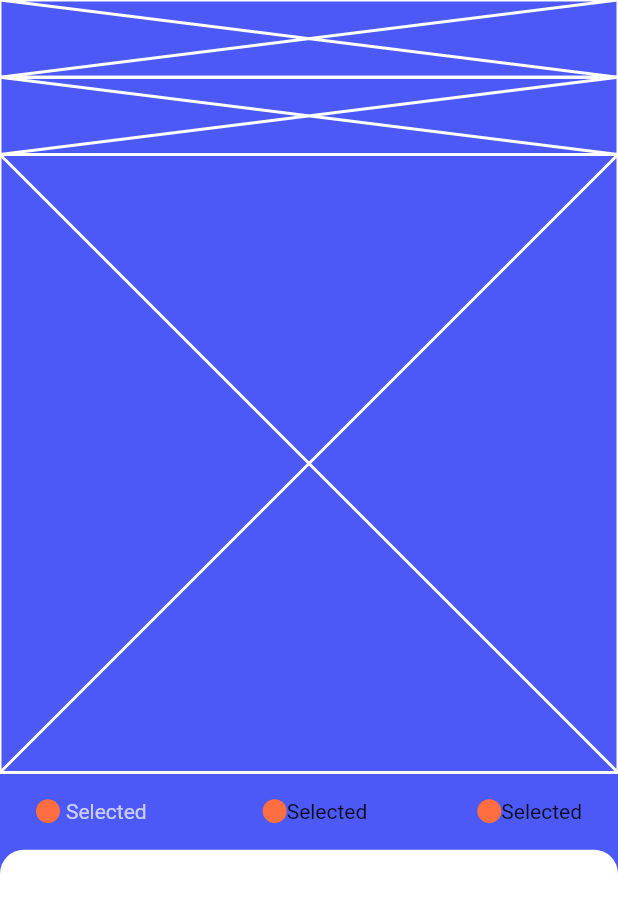
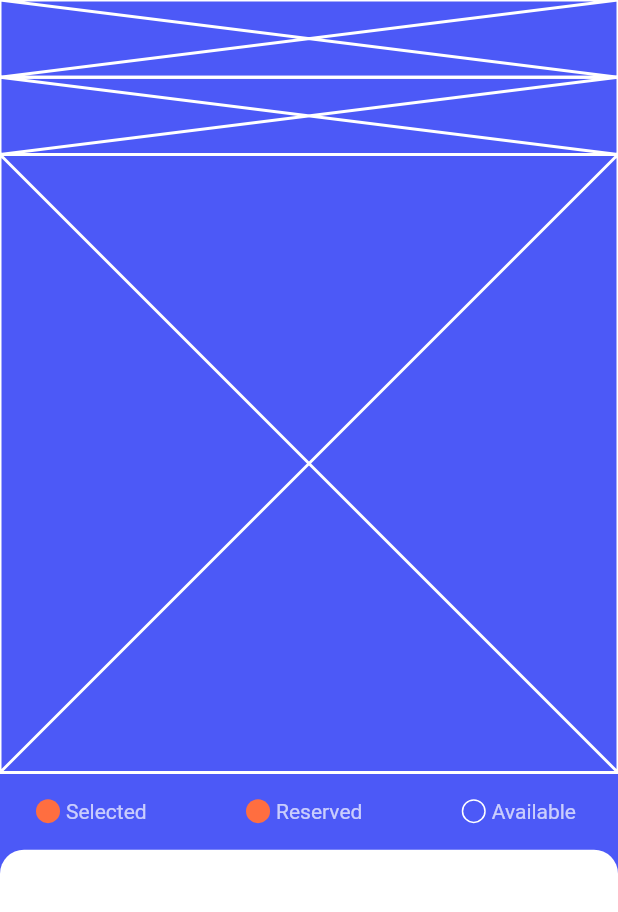
Before and after one commit to JAICHANGPARK/flutter_notebook_10th_story, a Flutter app: the screen it shows after launch, on a phone screen of 412 x 824 dp. Shown: the top 912 px of the screen. Run offline on Flutter 3.47's test engine with Material 2 defaults, Android fonts, the phone set to English and light mode, and no system bars; our stand-ins replace badges, date_picker_timeline, google_nav_bar, line_icons, sliding_up_panel; missing offline and left inert: flutter_sparkline, polygon_clipper.

Commit message:
Update friendy_reservation_page.dart

```diff
--- a/lib/ep697_friendy_app/ui/friendy_reservation_page.dart
+++ b/lib/ep697_friendy_app/ui/friendy_reservation_page.dart
@@ -45,13 +45,28 @@ class _ReservationPageState extends State<ReservationPage> {
                       backgroundColor: Colors.deepOrangeAccent,
                       radius: 8,
                     ),
-                    Text("Selected"),
+                    Padding(
+                      padding: const EdgeInsets.all(4.0),
+                      child: Text("Reserved", style: TextStyle(
+                          color: Colors.white.withOpacity(0.7)
+                      ),),
+                    ),
                     Spacer(),
-                    CircleAvatar(
-                      backgroundColor: Colors.deepOrangeAccent,
-                      radius: 8,
+                    Container(
+                      height: 16,
+                      width: 16,
+                      decoration: BoxDecoration(
+                        shape: BoxShape.circle,
+                        border: Border.all(color: Colors.white)
+                      ),
                     ),
-                    Text("Selected"),
+
+                    Padding(
+                      padding: const EdgeInsets.all(4.0),
+                      child: Text("Available", style: TextStyle(
+                          color: Colors.white.withOpacity(0.7)
+                      ),),
+                    ),
 
                   ],
                 ),
```
